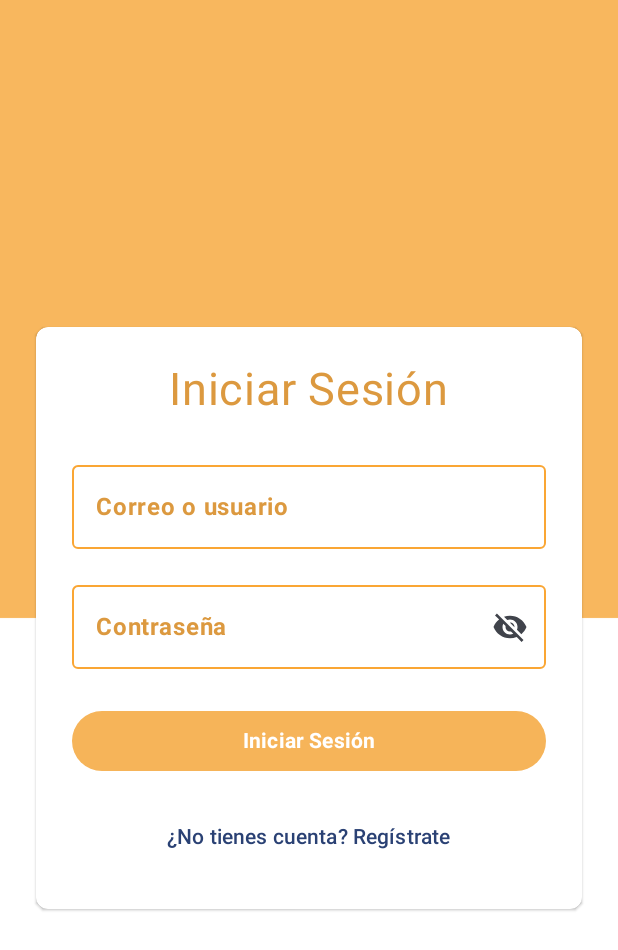
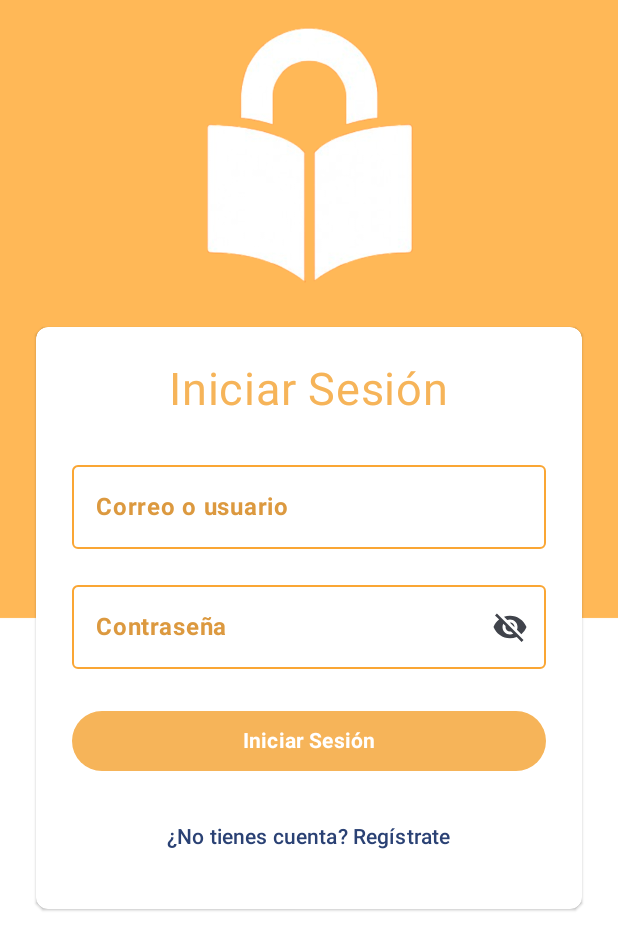
Before and after one commit to ramrom39/SistemaGestionBiblioteca, an Android app built with Jetpack Compose: the screen it shows after launch (MainActivity), on a phone screen of 412 x 824 dp. Shown: the top 950 px of the screen. Run offline under Robolectric (Android 15) with nearby library versions, the light colour scheme and no system bars; our stand-ins replace livedata-compose.

Commit message:
Documentacion 1

```diff
--- a/app/src/main/java/com/example/sistemagestionbiblioteca/screens/Home.kt
+++ b/app/src/main/java/com/example/sistemagestionbiblioteca/screens/Home.kt
@@ -101,7 +101,6 @@ fun Home(navController: NavController,currentUserId: Int) {
         }
     }
     LaunchedEffect(Unit) {
-
         catVm.fetchCategories()
         bookVm.fetchBooks()
     }
--- a/app/src/main/java/com/example/sistemagestionbiblioteca/screens/Login.kt
+++ b/app/src/main/java/com/example/sistemagestionbiblioteca/screens/Login.kt
@@ -102,7 +102,6 @@ fun Login(navController: NavController) {
                 modifier           = Modifier.matchParentSize(),
                 contentScale       = ContentScale.Crop
             )
-
             Box(
                 modifier = Modifier
                     .padding(horizontal = 24.dp)
@@ -110,13 +109,14 @@ fun Login(navController: NavController) {
                     .shadow(1.dp, RoundedCornerShape(8.dp))
                     .background(Color.White, RoundedCornerShape(8.dp))
             ) {
+
                 Column(
                     modifier            = Modifier
                         .padding(24.dp)
                         .fillMaxWidth(),
                     horizontalAlignment = Alignment.CenterHorizontally
                 ) {
-                    Text("Iniciar Sesión", fontSize = 30.sp, color = Color(0xFFDC993F))
+                    Text("Iniciar Sesión", fontSize = 30.sp, color = Color(0xFFF6B459))
                     Spacer(Modifier.height(24.dp))
 
                     OutlinedTextField(
```
Also changed, not shown: app/src/main/res/drawable/logo.xml (deleted, +0 -10 lines), app/src/main/res/drawable/logo.png (added), app/src/main/res/drawable/logologin.png (added), app/src/main/res/drawable/orange_white_background.png.
